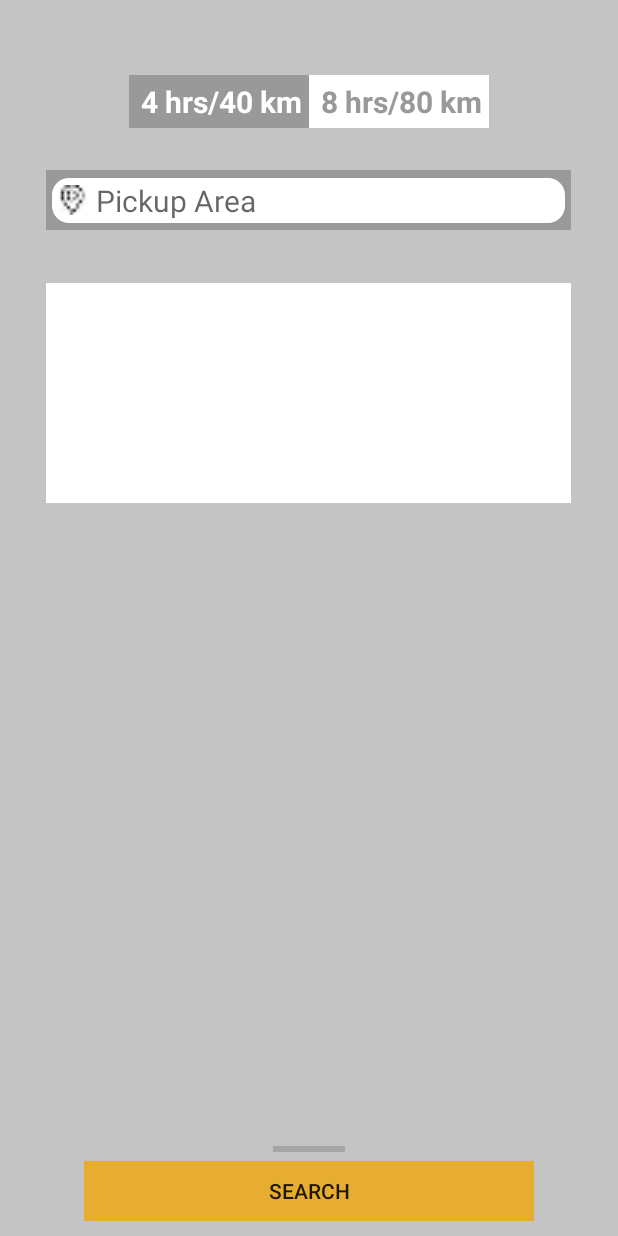
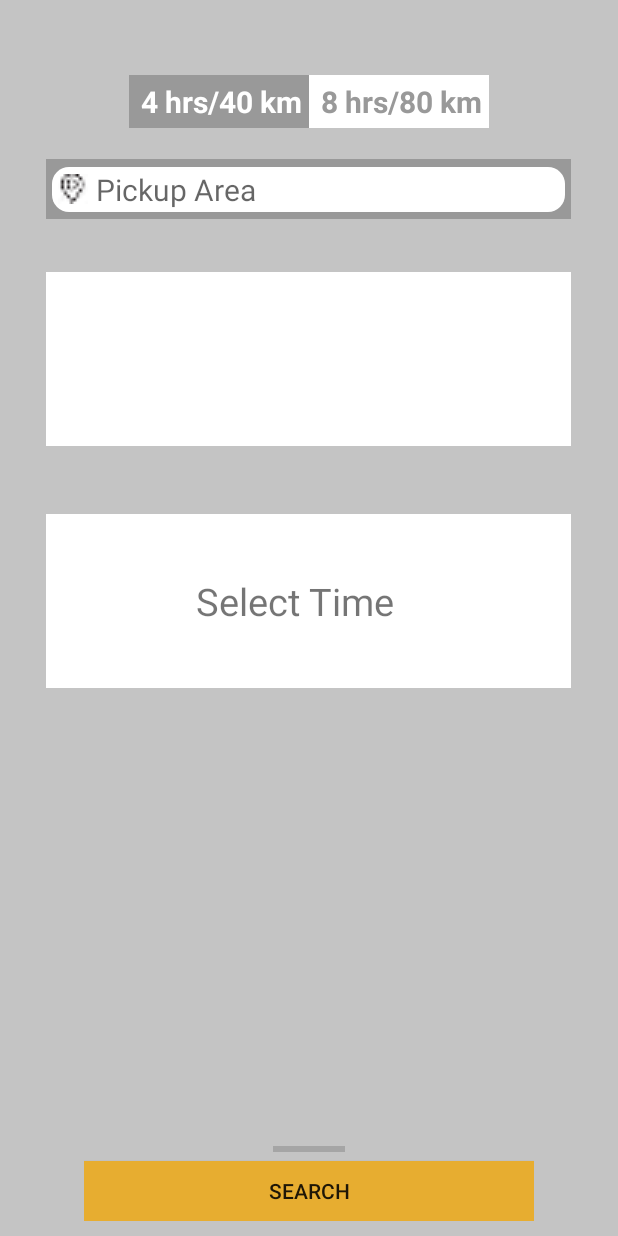
Before and after one commit to naddy095/BusApplication-master, an Android app: the layout activity_main.xml on its own in the app's theme, with its tools: preview values and no code run, on a phone screen of 412 x 824 dp. Run offline under Robolectric (Android 15) with nearby library versions, the phone set to English and light mode, and no system bars.

Commit message:
Time Picker Implemented

```diff
--- a/app/src/main/AndroidManifest.xml
+++ b/app/src/main/AndroidManifest.xml
@@ -36,9 +36,9 @@
             android:label="@string/title_activity_pick_area" >
         </activity>
         <activity
-        android:name=".CalendarView"
-        android:label="@string/title_activity_pick_area" >
-    </activity>
+            android:name=".CalendarView"
+            android:label="@string/title_activity_calendar" >
+        </activity>
     </application>
 
 </manifest>
--- a/app/src/main/res/layout/activity_main.xml
+++ b/app/src/main/res/layout/activity_main.xml
@@ -139,6 +139,28 @@
             android:longClickable="false"
             android:textSize="25dp" />
     </LinearLayout>
+    <LinearLayout
+        android:id="@+id/timePickerLayout"
+        android:layout_width="350dp"
+        android:layout_height="30dp"
+        android:layout_marginBottom="10dp"
+        android:layout_marginTop="35dp"
+        android:layout_weight=".25"
+        android:background="#ffffff"
+        android:gravity="center"
+        android:longClickable="true"
+        android:orientation="horizontal">
+
+        <TextView
+            android:id="@+id/tvHourMin"
+            android:layout_width="150dp"
+            android:layout_height="wrap_content"
+            android:longClickable="false"
+            android:text="@string/time_picker"
+            android:textSize="25dp" />
+
+
+    </LinearLayout>
 
     <LinearLayout
         android:layout_width="300dp"
--- a/app/src/main/res/values/strings.xml
+++ b/app/src/main/res/values/strings.xml
@@ -9,6 +9,8 @@
 	<string name="modify">Modify Details</string>
 	<string name="search">Search</string>
     <string name="title_activity_pick_area">PickArea</string>
+    <string name="title_activity_calendar">Calendar</string>
+    <string name="time_picker">Select Time</string>
+    <string name="hello_world">Hello world!</string>
 
-    <string name="hello_world">Hello world!</string>
 </resources>
```
Also changed, not shown: app/src/main/java/com/example/busapp/CustomTimePickerDialog.java (added, +66 -0 lines), app/src/main/java/com/example/busapp/MainActivity.java (+95 -4 lines), 4 other files.
